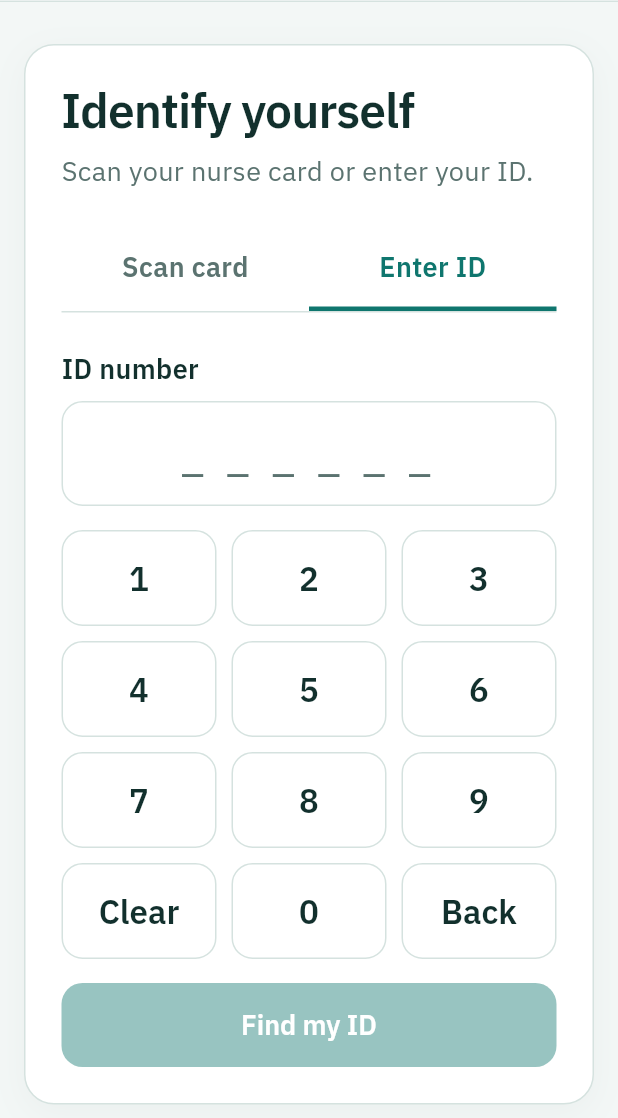
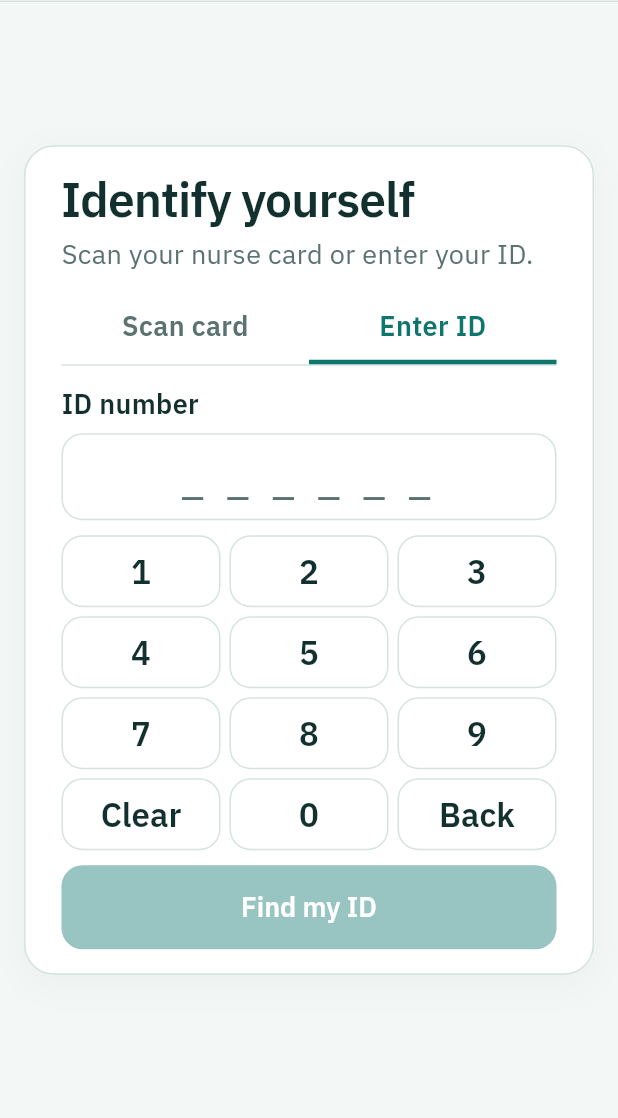
Before and after one commit to projecteamaust/id-nurse, a Flutter app: the screen it shows after launch, after a tap on "Enter ID", on a phone screen of 412 x 824 dp, the part 118-1236 px from its top. Run offline on Flutter 3.47's test engine with Material 3 defaults, Android fonts, the phone set to English and light mode, and no system bars; our stand-ins replace go_router; accounts and stored records are empty.

Commit message:
Login: fit Enter ID tab on short screens
Co-Authored-By: Claude Opus 5.5 <noreply@anthropic.com>

```diff
--- a/frontend/lib/screens/login_screen.dart
+++ b/frontend/lib/screens/login_screen.dart
@@ -104,24 +104,30 @@ class _LoginScreenState extends State<LoginScreen> {
 
   @override
   Widget build(BuildContext context) {
-    final compact = MediaQuery.sizeOf(context).width < AppSpacing.compactBreakpoint;
+    final narrow = MediaQuery.sizeOf(context).width < AppSpacing.compactBreakpoint;
     return Scaffold(
       body: Column(
         children: [
           TopBar(onAdmin: _showAdminNotReady),
           Expanded(
             child: LayoutBuilder(
-              builder: (context, constraints) => SingleChildScrollView(
-                padding: EdgeInsets.symmetric(
-                  horizontal: compact ? AppSpacing.mobileGutter : AppSpacing.pagePaddingX,
-                  vertical: AppSpacing.pagePaddingY,
-                ),
-                child: ConstrainedBox(
-                  // Center the card vertically when there is room (.auth-wrap).
-                  constraints: BoxConstraints(minHeight: constraints.maxHeight - 2 * AppSpacing.pagePaddingY),
-                  child: Center(child: _buildCard(compact)),
-                ),
-              ),
+              builder: (context, constraints) {
+                // Short window (e.g. 1280x720, 1280x800): use smaller paddings and keypad
+                // so everything fits without scrolling. The scroll view stays as a safety net.
+                final short = constraints.maxHeight < AppSpacing.compactHeightBreakpoint;
+                final pagePaddingY = short ? AppSpacing.pagePaddingYShort : AppSpacing.pagePaddingY;
+                return SingleChildScrollView(
+                  padding: EdgeInsets.symmetric(
+                    horizontal: narrow ? AppSpacing.mobileGutter : AppSpacing.pagePaddingX,
+                    vertical: pagePaddingY,
+                  ),
+                  child: ConstrainedBox(
+                    // Center the card vertically when there is room (.auth-wrap).
+                    constraints: BoxConstraints(minHeight: constraints.maxHeight - 2 * pagePaddingY),
+                    child: Center(child: _buildCard(narrow: narrow, short: short)),
+                  ),
+                );
+              },
             ),
           ),
         ],
@@ -129,12 +135,15 @@ class _LoginScreenState extends State<LoginScreen> {
     );
   }
 
-  Widget _buildCard(bool compact) {
+  Widget _buildCard({required bool narrow, required bool short}) {
+    final sectionGap = short ? AppSpacing.gapM : AppSpacing.gapXxl;
     return Container(
       constraints: const BoxConstraints(maxWidth: AppSpacing.narrowCardMaxWidth),
       padding: EdgeInsets.symmetric(
-        horizontal: compact ? AppSpacing.gapXxl : AppSpacing.authCardPaddingX,
-        vertical: compact ? AppSpacing.gapXxl : AppSpacing.authCardPaddingY,
+        horizontal: narrow ? AppSpacing.gapXxl : AppSpacing.authCardPaddingX,
+        vertical: short
+            ? AppSpacing.authCardPaddingYShort
+            : (narrow ? AppSpacing.gapXxl : AppSpacing.authCardPaddingY),
       ),
       decoration: BoxDecoration(
         color: AppColors.card,
@@ -147,12 +156,19 @@ class _LoginScreenState extends State<LoginScreen> {
         mainAxisSize: MainAxisSize.min,
         children: [
           const Text('Identify yourself', style: AppText.h1),
-          const SizedBox(height: AppSpacing.gapS),
+          SizedBox(height: short ? AppSpacing.gapXxs : AppSpacing.gapS),
           Text('Scan your nurse card or enter your ID.', style: AppText.bodyMuted),
-          const SizedBox(height: AppSpacing.gapXxl),
-          _buildTabs(),
-          const SizedBox(height: AppSpacing.gapXxl),
-          if (_error != null) AppAlert(message: _error!, tone: AlertTone.error),
+          SizedBox(height: sectionGap),
+          _buildTabs(short: short),
+          SizedBox(height: sectionGap),
+          if (_error != null)
+            AppAlert(
+              message: _error!,
+              tone: AlertTone.error,
+              margin: short
+                  ? const EdgeInsets.only(bottom: AppSpacing.gapM)
+                  : const EdgeInsets.symmetric(vertical: AppSpacing.gapL),
+            ),
           if (_tab == _LoginTab.scan)
             _buildScanPanel()
           else
@@ -163,6 +179,7 @@ class _LoginScreenState extends State<LoginScreen> {
               buttonLabel: 'Find my ID',
               hasError: _error != null,
               busy: _busy,
+              dense: short,
               onSubmit: () => _login(_idController.text, LoginMethod.manual),
             ),
         ],
@@ -171,14 +188,14 @@ class _LoginScreenState extends State<LoginScreen> {
   }
 
   /// "Scan card | Enter ID" tabs (.tabs): active tab has teal text and a 3 px teal underline.
-  Widget _buildTabs() {
+  Widget _buildTabs({required bool short}) {
     Widget tab(String label, _LoginTab value) {
       final active = _tab == value;
       return Expanded(
         child: InkWell(
           onTap: _busy ? null : () => _selectTab(value),
           child: Container(
-            height: AppSpacing.tabHeight,
+            height: short ? AppSpacing.tabHeightShort : AppSpacing.tabHeight,
             alignment: Alignment.center,
             decoration: BoxDecoration(
               border: Border(
--- a/frontend/lib/theme/app_spacing.dart
+++ b/frontend/lib/theme/app_spacing.dart
@@ -32,6 +32,7 @@ class AppSpacing {
   static const double pagePaddingX = 48; // .auth-wrap
   static const double pagePaddingY = 28;
   static const double mobileGutter = 16; // used on narrow screens (tablets)
+  static const double gapXxs = 4;
   static const double gapXs = 6;
   static const double gapS = 8;
   static const double gapM = 12;
@@ -42,4 +43,16 @@ class AppSpacing {
 
   // Screen width below which we use compact paddings
   static const double compactBreakpoint = 720;
+
+  // Short screens (e.g. 1280x720 laptop, 1280x800 landscape tablet).
+  // When the space below the top bar is less than this, we use the smaller sizes below
+  // so the login keypad and its button fit without scrolling.
+  static const double compactHeightBreakpoint = 800;
+  static const double pagePaddingYShort = 8;
+  static const double authCardPaddingYShort = 16;
+  static const double tabHeightShort = 48;
+  static const double keypadButtonHeightShort = 48; // Flutter's minimum touch target size
+  static const double keypadGapShort = 6;
+  static const double fieldPaddingY = 14;
+  static const double fieldPaddingYShort = 8;
 }
--- a/frontend/lib/widgets/app_alert.dart
+++ b/frontend/lib/widgets/app_alert.dart
@@ -10,8 +10,14 @@ enum AlertTone { warning, error, success }
 class AppAlert extends StatelessWidget {
   final String message;
   final AlertTone tone;
+  final EdgeInsetsGeometry margin;
 
-  const AppAlert({super.key, required this.message, this.tone = AlertTone.warning});
+  const AppAlert({
+    super.key,
+    required this.message,
+    this.tone = AlertTone.warning,
+    this.margin = const EdgeInsets.symmetric(vertical: AppSpacing.gapL),
+  });
 
   @override
   Widget build(BuildContext context) {
@@ -22,7 +28,7 @@ class AppAlert extends StatelessWidget {
     };
     return Container(
       width: double.infinity,
-      margin: const EdgeInsets.symmetric(vertical: AppSpacing.gapL),
+      margin: margin,
       padding: const EdgeInsets.symmetric(horizontal: 18, vertical: 14),
       decoration: BoxDecoration(
         color: background,
--- a/frontend/lib/widgets/digit_entry.dart
+++ b/frontend/lib/widgets/digit_entry.dart
@@ -18,6 +18,7 @@ class DigitEntry extends StatelessWidget {
   final VoidCallback onSubmit;
   final bool hasError; // red border when the last attempt failed
   final bool busy; // disables everything while a request runs
+  final bool dense; // smaller field, keypad and gaps for short screens
 
   const DigitEntry({
     super.key,
@@ -28,6 +29,7 @@ class DigitEntry extends StatelessWidget {
     required this.onSubmit,
     this.hasError = false,
     this.busy = false,
+    this.dense = false,
   });
 
   void _set(String value) {
@@ -39,6 +41,8 @@ class DigitEntry extends StatelessWidget {
 
   @override
   Widget build(BuildContext context) {
+    final gap = dense ? AppSpacing.keypadGap : AppSpacing.gapL;
+    final fieldPaddingY = dense ? AppSpacing.fieldPaddingYShort : AppSpacing.fieldPaddingY;
     return Center(
       child: ConstrainedBox(
         constraints: const BoxConstraints(maxWidth: AppSpacing.digitEntryMaxWidth),
@@ -50,7 +54,7 @@ class DigitEntry extends StatelessWidget {
               crossAxisAlignment: CrossAxisAlignment.stretch,
               children: [
                 const Text('ID number', style: AppText.label),
-                const SizedBox(height: AppSpacing.gapS),
+                SizedBox(height: dense ? AppSpacing.gapXs : AppSpacing.gapS),
                 TextField(
                   key: const Key('digit-entry-field'),
                   controller: controller,
@@ -65,6 +69,7 @@ class DigitEntry extends StatelessWidget {
                   onSubmitted: (_) => canSubmit ? onSubmit() : null,
                   decoration: InputDecoration(
                     hintText: '_ _ _ _ _ _',
+                    contentPadding: EdgeInsets.symmetric(horizontal: 16, vertical: fieldPaddingY),
                     enabledBorder: hasError
                         ? OutlineInputBorder(
                             borderRadius: BorderRadius.circular(AppSpacing.radiusButton),
@@ -73,9 +78,11 @@ class DigitEntry extends StatelessWidget {
                         : null,
                   ),
                 ),
-                const SizedBox(height: AppSpacing.gapL),
+                SizedBox(height: gap),
                 Keypad(
                   enabled: !busy,
+                  buttonHeight: dense ? AppSpacing.keypadButtonHeightShort : AppSpacing.keypadButtonHeight,
+                  gap: dense ? AppSpacing.keypadGapShort : AppSpacing.keypadGap,
                   onDigit: (d) {
                     if (value.text.length < maxLength) _set(value.text + d);
                   },
@@ -84,7 +91,7 @@ class DigitEntry extends StatelessWidget {
                     if (value.text.isNotEmpty) _set(value.text.substring(0, value.text.length - 1));
                   },
                 ),
-                const SizedBox(height: AppSpacing.gapL),
+                SizedBox(height: gap),
                 AppButton(label: buttonLabel, onPressed: canSubmit ? onSubmit : null, expand: true),
               ],
             );
--- a/frontend/lib/widgets/keypad.dart
+++ b/frontend/lib/widgets/keypad.dart
@@ -10,6 +10,8 @@ class Keypad extends StatelessWidget {
   final VoidCallback onClear;
   final VoidCallback onBack;
   final bool enabled;
+  final double buttonHeight;
+  final double gap;
 
   const Keypad({
     super.key,
@@ -17,6 +19,8 @@ class Keypad extends StatelessWidget {
     required this.onClear,
     required this.onBack,
     this.enabled = true,
+    this.buttonHeight = AppSpacing.keypadButtonHeight,
+    this.gap = AppSpacing.keypadGap,
   });
 
   @override
@@ -24,7 +28,7 @@ class Keypad extends StatelessWidget {
     Widget key(String label, VoidCallback action) => AppButton(
           label: label,
           variant: AppButtonVariant.secondary,
-          height: AppSpacing.keypadButtonHeight,
+          height: buttonHeight,
           textStyle: AppText.keypadButton,
           expand: true,
           onPressed: enabled ? action : null,
@@ -38,7 +42,7 @@ class Keypad extends StatelessWidget {
     Widget row(List<Widget> keys) => Row(
           children: [
             for (var i = 0; i < keys.length; i++) ...[
-              if (i > 0) const SizedBox(width: AppSpacing.keypadGap),
+              if (i > 0) SizedBox(width: gap),
               Expanded(child: keys[i]),
             ],
           ],
@@ -50,7 +54,7 @@ class Keypad extends StatelessWidget {
         children: [
           for (final digits in rows) ...[
             row([for (final d in digits) key(d, () => onDigit(d))]),
-            const SizedBox(height: AppSpacing.keypadGap),
+            SizedBox(height: gap),
           ],
           row([key('Clear', onClear), key('0', () => onDigit('0')), key('Back', onBack)]),
         ],
```
Also changed, not shown: 2 other files.
